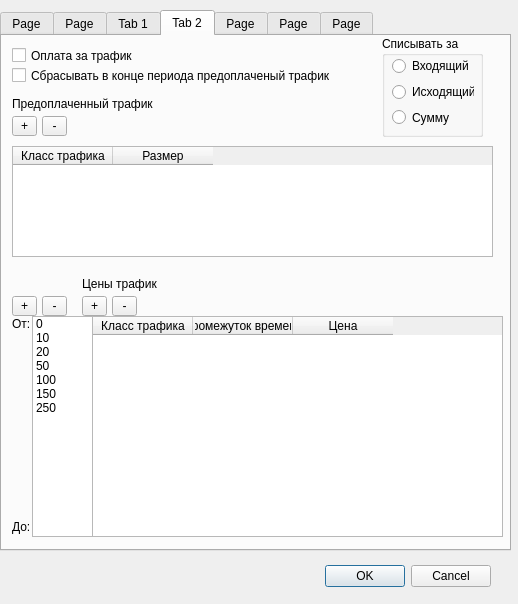
Qt form mdi/tp_edit.ui (brat002/ExpertBilling) before a commit.
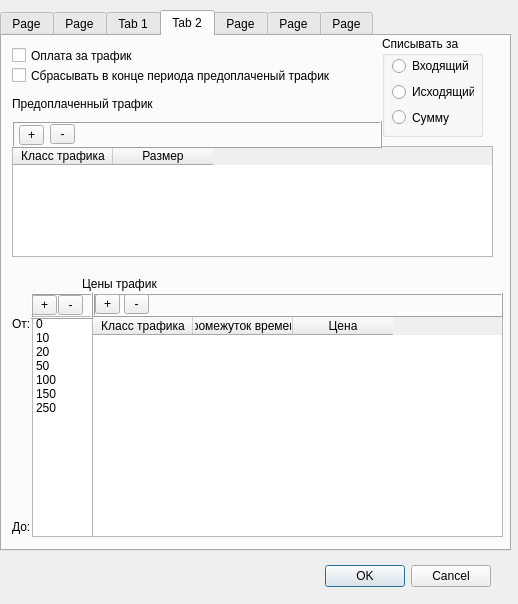
The same form after that commit. The open tabs and pages were chosen to show the change. Icons and pictures are not drawn.

Diff of the .ui file:
```diff
--- a/mdi/tp_edit.ui
+++ b/mdi/tp_edit.ui
@@ -680,32 +680,6 @@
       <string>Предоплаченный трафик</string>
      </property>
     </widget>
-    <widget class="QToolButton" name="toolButton_3" >
-     <property name="geometry" >
-      <rect>
-       <x>10</x>
-       <y>80</y>
-       <width>25</width>
-       <height>20</height>
-      </rect>
-     </property>
-     <property name="text" >
-      <string>+</string>
-     </property>
-    </widget>
-    <widget class="QToolButton" name="toolButton_4" >
-     <property name="geometry" >
-      <rect>
-       <x>40</x>
-       <y>80</y>
-       <width>25</width>
-       <height>20</height>
-      </rect>
-     </property>
-     <property name="text" >
-      <string>-</string>
-     </property>
-    </widget>
     <widget class="QListWidget" name="listWidget" >
      <property name="geometry" >
       <rect>
@@ -751,32 +725,6 @@
       </property>
      </item>
     </widget>
-    <widget class="QToolButton" name="toolButton_5" >
-     <property name="geometry" >
-      <rect>
-       <x>10</x>
-       <y>260</y>
-       <width>25</width>
-       <height>20</height>
-      </rect>
-     </property>
-     <property name="text" >
-      <string>+</string>
-     </property>
-    </widget>
-    <widget class="QToolButton" name="toolButton_6" >
-     <property name="geometry" >
-      <rect>
-       <x>40</x>
-       <y>260</y>
-       <width>25</width>
-       <height>20</height>
-      </rect>
-     </property>
-     <property name="text" >
-      <string>-</string>
-     </property>
-    </widget>
     <widget class="QTableWidget" name="tableWidget_3" >
      <property name="geometry" >
       <rect>
@@ -802,32 +750,6 @@
       </property>
      </column>
     </widget>
-    <widget class="QToolButton" name="toolButton_7" >
-     <property name="geometry" >
-      <rect>
-       <x>80</x>
-       <y>260</y>
-       <width>25</width>
-       <height>20</height>
-      </rect>
-     </property>
-     <property name="text" >
-      <string>+</string>
-     </property>
-    </widget>
-    <widget class="QToolButton" name="toolButton_8" >
-     <property name="geometry" >
-      <rect>
-       <x>110</x>
-       <y>260</y>
-       <width>25</width>
-       <height>20</height>
-      </rect>
-     </property>
-     <property name="text" >
-      <string>-</string>
-     </property>
-    </widget>
     <widget class="QLabel" name="label_4" >
      <property name="geometry" >
       <rect>
@@ -867,6 +789,132 @@
       <string>До:</string>
      </property>
     </widget>
+    <widget class="QFrame" name="frame_3" >
+     <property name="geometry" >
+      <rect>
+       <x>10</x>
+       <y>85</y>
+       <width>370</width>
+       <height>27</height>
+      </rect>
+     </property>
+     <property name="frameShape" >
+      <enum>QFrame::Box</enum>
+     </property>
+     <property name="frameShadow" >
+      <enum>QFrame::Raised</enum>
+     </property>
+     <widget class="QToolButton" name="toolButton_3" >
+      <property name="geometry" >
+       <rect>
+        <x>7</x>
+        <y>4</y>
+        <width>25</width>
+        <height>20</height>
+       </rect>
+      </property>
+      <property name="text" >
+       <string>+</string>
+      </property>
+     </widget>
+     <widget class="QToolButton" name="toolButton_4" >
+      <property name="geometry" >
+       <rect>
+        <x>38</x>
+        <y>3</y>
+        <width>25</width>
+        <height>20</height>
+       </rect>
+      </property>
+      <property name="text" >
+       <string>-</string>
+      </property>
+     </widget>
+    </widget>
+    <widget class="QFrame" name="frame_4" >
+     <property name="geometry" >
+      <rect>
+       <x>29</x>
+       <y>257</y>
+       <width>62</width>
+       <height>26</height>
+      </rect>
+     </property>
+     <property name="frameShape" >
+      <enum>QFrame::Box</enum>
+     </property>
+     <property name="frameShadow" >
+      <enum>QFrame::Raised</enum>
+     </property>
+     <widget class="QToolButton" name="toolButton_5" >
+      <property name="geometry" >
+       <rect>
+        <x>1</x>
+        <y>2</y>
+        <width>25</width>
+        <height>20</height>
+       </rect>
+      </property>
+      <property name="text" >
+       <string>+</string>
+      </property>
+     </widget>
+     <widget class="QToolButton" name="toolButton_6" >
+      <property name="geometry" >
+       <rect>
+        <x>27</x>
+        <y>2</y>
+        <width>25</width>
+        <height>20</height>
+       </rect>
+      </property>
+      <property name="text" >
+       <string>-</string>
+      </property>
+     </widget>
+    </widget>
+    <widget class="QFrame" name="frame_5" >
+     <property name="geometry" >
+      <rect>
+       <x>91</x>
+       <y>257</y>
+       <width>410</width>
+       <height>24</height>
+      </rect>
+     </property>
+     <property name="frameShape" >
+      <enum>QFrame::Box</enum>
+     </property>
+     <property name="frameShadow" >
+      <enum>QFrame::Raised</enum>
+     </property>
+     <widget class="QToolButton" name="toolButton_7" >
+      <property name="geometry" >
+       <rect>
+        <x>2</x>
+        <y>1</y>
+        <width>25</width>
+        <height>20</height>
+       </rect>
+      </property>
+      <property name="text" >
+       <string>+</string>
+      </property>
+     </widget>
+     <widget class="QToolButton" name="toolButton_8" >
+      <property name="geometry" >
+       <rect>
+        <x>31</x>
+        <y>1</y>
+        <width>25</width>
+        <height>20</height>
+       </rect>
+      </property>
+      <property name="text" >
+       <string>-</string>
+      </property>
+     </widget>
+    </widget>
    </widget>
    <widget class="QWidget" name="tab_5" >
     <attribute name="title" >
```
Left out of the diff: 15 changed lines with no effect on the pictures.
